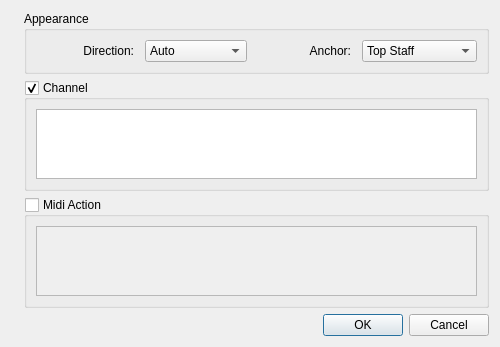
Qt form mscore/mscore/articulation.ui (musescore/musescore-old) before a commit.
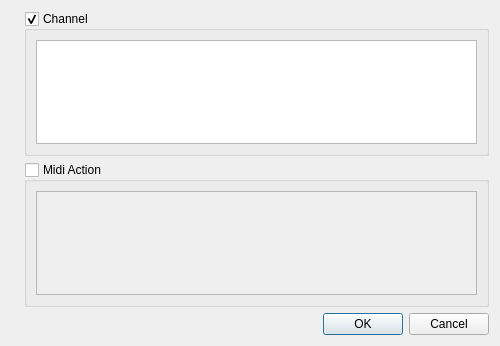
The same form after that commit. Icons and pictures are not drawn.

Patch:
```diff
--- a/mscore/mscore/articulation.ui
+++ b/mscore/mscore/articulation.ui
@@ -35,95 +35,12 @@
      <item>
       <layout class="QVBoxLayout" name="verticalLayout">
        <item>
-        <widget class="QGroupBox" name="groupBox">
-         <property name="title">
-          <string>Appearance</string>
-         </property>
-         <layout class="QHBoxLayout" name="horizontalLayout_2">
-          <item>
-           <widget class="QLabel" name="label">
-            <property name="text">
-             <string>Direction:</string>
-            </property>
-            <property name="alignment">
-             <set>Qt::AlignRight|Qt::AlignTrailing|Qt::AlignVCenter</set>
-            </property>
-            <property name="indent">
-             <number>5</number>
-            </property>
-           </widget>
-          </item>
-          <item>
-           <widget class="QComboBox" name="direction">
-            <item>
-             <property name="text">
-              <string>Auto</string>
-             </property>
-            </item>
-            <item>
-             <property name="text">
-              <string>Up</string>
-             </property>
-            </item>
-            <item>
-             <property name="text">
-              <string>Down</string>
-             </property>
-            </item>
-           </widget>
-          </item>
-          <item>
-           <widget class="QLabel" name="label_2">
-            <property name="text">
-             <string>Anchor:</string>
-            </property>
-            <property name="alignment">
-             <set>Qt::AlignRight|Qt::AlignTrailing|Qt::AlignVCenter</set>
-            </property>
-            <property name="indent">
-             <number>5</number>
-            </property>
-           </widget>
-          </item>
-          <item>
-           <widget class="QComboBox" name="anchor">
-            <item>
-             <property name="text">
-              <string>Top Staff</string>
-             </property>
-            </item>
-            <item>
-             <property name="text">
-              <string>Bottom Staff</string>
-             </property>
-            </item>
-            <item>
-             <property name="text">
-              <string>Chord Direction</string>
-             </property>
-            </item>
-            <item>
-             <property name="text">
-              <string>Top Chord</string>
-             </property>
-            </item>
-            <item>
-             <property name="text">
-              <string>Bottom Chord</string>
-             </property>
-            </item>
-           </widget>
-          </item>
-         </layout>
-        </widget>
-       </item>
-       <item>
-        <widget class="QGroupBox" name="channelChange">
-         <property name="title">
+        <widget class="QGroupBox" name="channelChange" >
+         <property name="title" >
           <string>Channel</string>
          </property>
-         <property name="flat">
-          <bool>false</bool>
+         <property name="flat" >
+          <bool>true</bool>
          </property>
          <property name="checkable">
           <bool>true</bool>
@@ -140,8 +57,8 @@
          <property name="title">
           <string>Midi Action</string>
          </property>
-         <property name="flat">
-          <bool>false</bool>
+         <property name="flat" >
+          <bool>true</bool>
          </property>
          <property name="checkable">
           <bool>true</bool>
```
Left out of the diff: 61 changed lines with no effect on the pictures.
